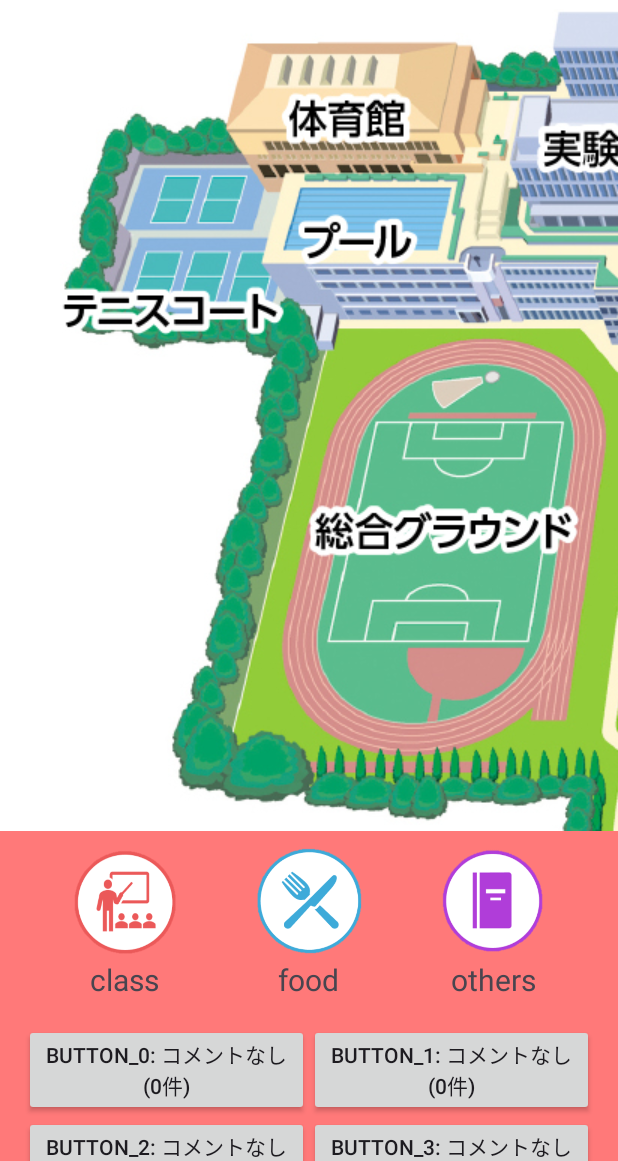
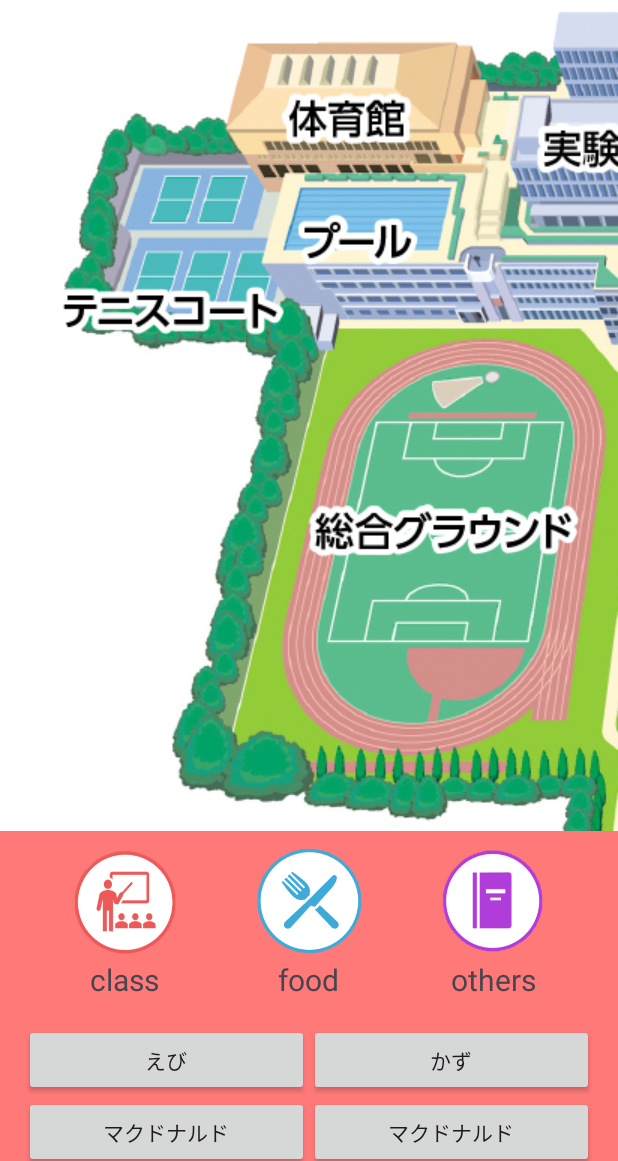
Before and after one commit to ebinogit/MozanMap, an Android app: the screen it shows after launch (MainActivity), on a phone screen of 412 x 824 dp, the part 75-1236 px from its top. Run offline under Robolectric (Android 15) with nearby library versions, the phone set to English and light mode, and no system bars; our stand-ins replace Firebase (no records; nobody signed in at launch, a user with empty details on screens opened directly).

Commit message:
コメント機能追加完成

```diff
--- a/app/build.gradle.kts
+++ b/app/build.gradle.kts
@@ -14,6 +14,7 @@ android {
         targetSdk = 34
         versionCode = 1
         versionName = "1.0"
+
 
         testInstrumentationRunner = "androidx.test.runner.AndroidJUnitRunner"
     }
@@ -57,6 +58,8 @@ dependencies {
     implementation ("com.google.firebase:firebase-database:20.2.2")
 
 
+
+
     // テスト関連の依存関係
     testImplementation(libs.junit)
     androidTestImplementation(libs.androidx.junit)
--- a/app/src/main/java/com/example/mozanmap/MainActivity.kt
+++ b/app/src/main/java/com/example/mozanmap/MainActivity.kt
@@ -68,7 +68,7 @@ class MainActivity : AppCompatActivity() {
                     columnSpec = GridLayout.spec(GridLayout.UNDEFINED, 1f) // 幅を均等配分
                     rowSpec = GridLayout.spec(GridLayout.UNDEFINED) // 自動配置
                 }
-                tag = "button_${buttonInfo.id}" // タグを設定
+                tag = buttonInfo.id // IDをタグとして設定
                 setOnClickListener {
                     Log.d("MainActivity", "Button ${buttonInfo.id} clicked")
 
@@ -103,9 +103,14 @@ class MainActivity : AppCompatActivity() {
                     val comment = child.child("text").getValue(String::class.java)
                     comment?.let { comments.add(it) }
                 }
-                // ボタンに最新コメントとコメント件数を表示
-                val latestComment = if (comments.isNotEmpty()) comments.last() else "コメントなし"
-                button.text = "${button.tag}: $latestComment (${comments.size}件)"
+
+                // ボタンのタイトルを buttonList から取得
+                val buttonInfo = buttonList.find { it.id == buttonId }
+                val buttonTitle = buttonInfo?.title ?: "ボタン$buttonId" // タイトルを取得
+
+                // 最新コメントとコメント件数をボタンに設定
+//                val latestComment = if (comments.isNotEmpty()) comments.last() else "コメントなし"
+//                button.text = "$buttonTitle: $latestComment (${comments.size}件)"
             }
 
             override fun onCancelled(error: DatabaseError) {
--- a/build.gradle.kts
+++ b/build.gradle.kts
@@ -2,5 +2,5 @@
 plugins {
     alias(libs.plugins.android.application) apply false
     alias(libs.plugins.jetbrains.kotlin.android) apply false
-    id("com.google.gms.google-services") version "4.4.2" apply false
+    id("com.google.gms.google-services") version "4.4.1" apply false
 }
```
Also changed, not shown: app/src/main/AndroidManifest.xml (+16 -6 lines), app/src/main/java/com/example/mozanmap/SubActivity.kt (+27 -2 lines), app/src/main/res/layout/activity_sub.xml (+9 -5 lines), app/src/main/res/drawable/batu.png (added), 1 other file.
